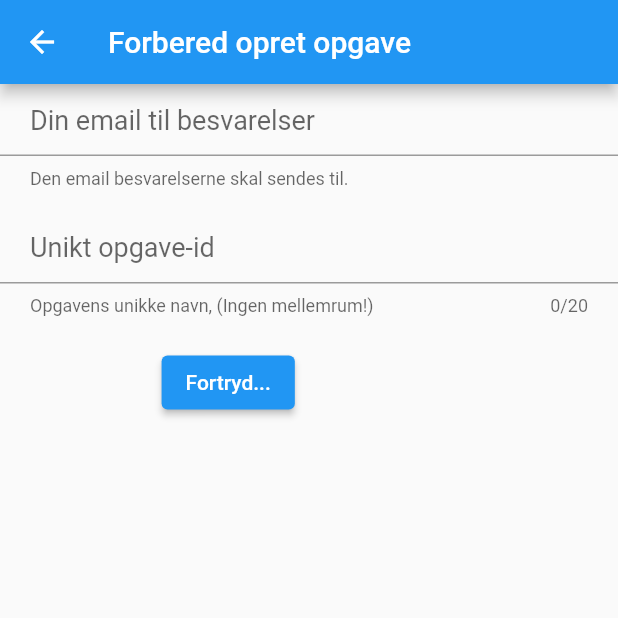
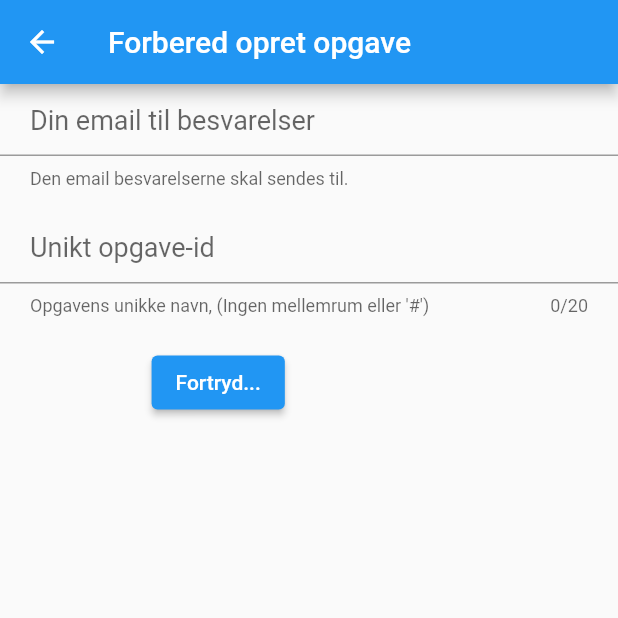
Before and after one commit to davidlamhauge/b7, a Flutter app: the CreateTaskPrepare screen opened directly, on a phone screen of 412 x 824 dp, the top half of it. Run offline on Flutter 3.47's test engine with Material 2 defaults, Android fonts, the light colour scheme and no system bars.

Commit message:
Updated helpertext.

```diff
--- a/lib/create/create_task_prepare.dart
+++ b/lib/create/create_task_prepare.dart
@@ -95,7 +95,7 @@ class _CreateTaskPrepareState extends State<CreateTaskPrepare> {
             ),
             decoration: const InputDecoration(
               hintText: 'Unikt opgave-id',
-              helperText: 'Opgavens unikke navn, (Ingen mellemrum!)',
+              helperText: 'Opgavens unikke navn, (Ingen mellemrum eller \'#\')',
               contentPadding: EdgeInsets.fromLTRB(20, 5, 20, 5),
             ),
           ),
@@ -115,7 +115,7 @@ class _CreateTaskPrepareState extends State<CreateTaskPrepare> {
                       );
                     }, child: const Text('OK'),
                   )
-                : const SizedBox(height: 1),
+                : const SizedBox(width: 20),
           ]),
         ],
       ),
```
